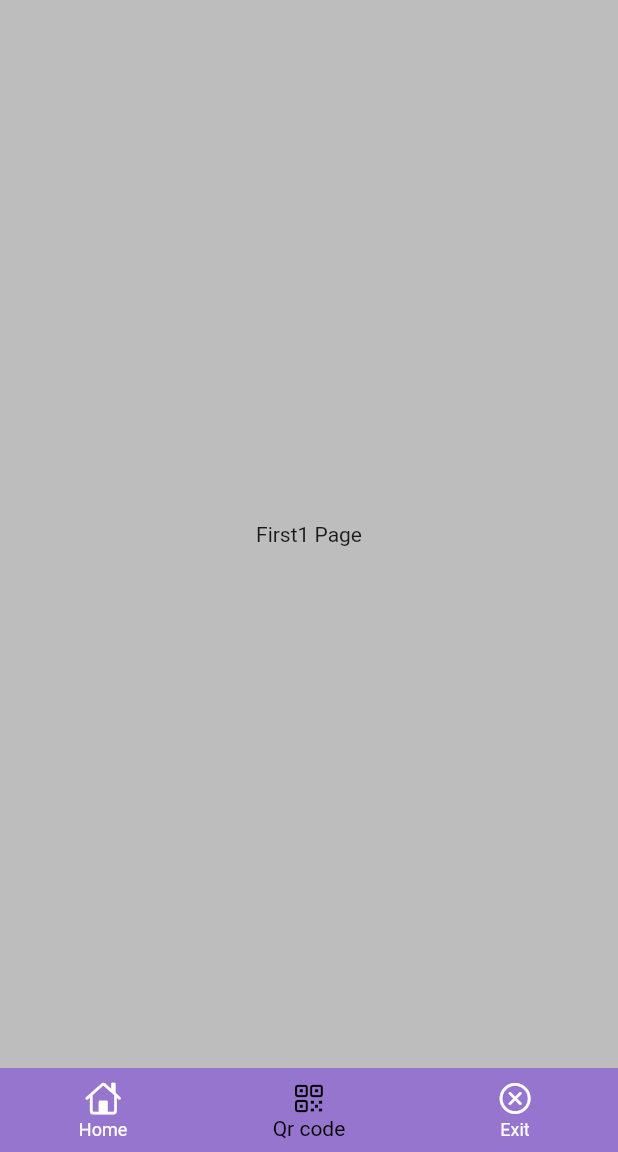
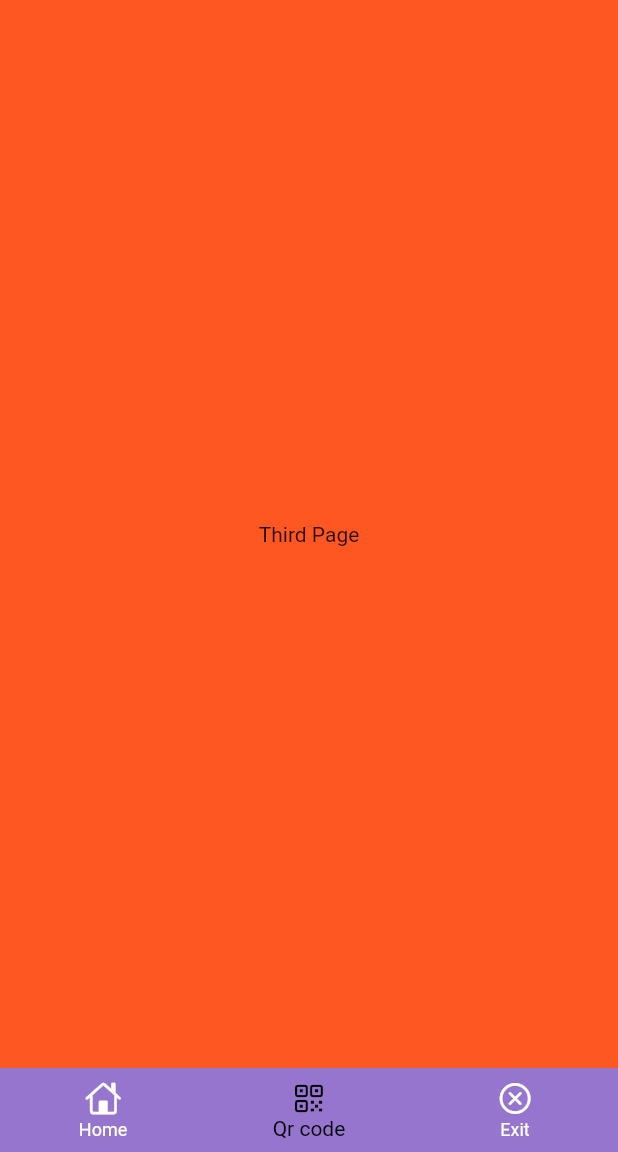
Before and after one commit to ShakriyaPanday/basic_ui, a Flutter app: the screen it shows after launch, on a phone screen of 412 x 824 dp, the part 84-1236 px from its top. Run offline on Flutter 3.47's test engine with Material 2 defaults, Android fonts, the phone set to English and light mode, and no system bars.

Commit message:
pageview.builder added

```diff
--- a/lib/widgets/stateless/pageview.dart
+++ b/lib/widgets/stateless/pageview.dart
@@ -5,22 +5,34 @@ class MyWidget extends StatelessWidget {
 
   @override
   Widget build(BuildContext context) {
-    PageController pageController = PageController();
+    PageController pageController = PageController(initialPage: 2);
     return PageView.builder(itemBuilder: ((context, index) {
       return PageView(
+        pageSnapping: true,
         controller: pageController,
-        children: const <Widget>[
-          Center(
-            child: Text('First1 Page'),
-          ),
-          Center(
-            child: Text('Second Page'),
-          ),
-          Center(
-            child: Text('Third Page'),
-          ),
-        ],
+        children: listWidget,
       );
     }));
   }
 }
+
+final listWidget = [
+  Scaffold(
+    backgroundColor: Colors.amber,
+    body: Center(
+      child: Text('First Page'),
+    ),
+  ),
+  Scaffold(
+    backgroundColor: Colors.red,
+    body: Center(
+      child: Text('Second Page'),
+    ),
+  ),
+  Scaffold(
+    backgroundColor: Colors.deepOrange,
+    body: Center(
+      child: Text('Third Page'),
+    ),
+  ),
+];
```
